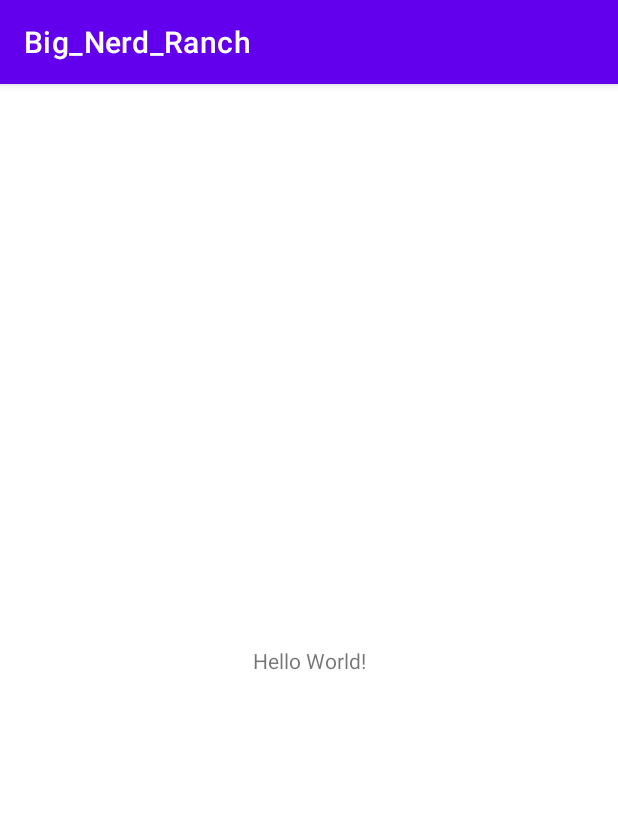
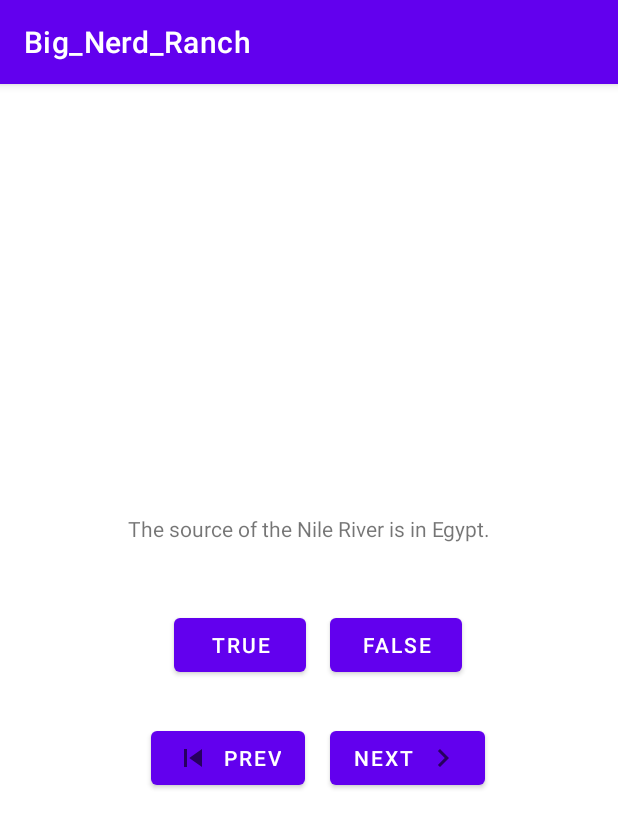
Before and after one commit to artem-inkaz/Big_Nerd_Ranch, an Android app: the screen it shows after launch (MainActivity), on a phone screen of 412 x 824 dp. Shown: the top 828 px of the screen. Run offline under Robolectric (Android 15) with nearby library versions, the phone set to English and light mode, and no system bars.

Commit message:
GeoQuiz #1 Task

```diff
--- a/app/src/main/java/com/example/big_nerd_ranch/MainActivity.kt
+++ b/app/src/main/java/com/example/big_nerd_ranch/MainActivity.kt
@@ -2,10 +2,73 @@ package com.example.big_nerd_ranch
 
 import androidx.appcompat.app.AppCompatActivity
 import android.os.Bundle
+import android.widget.Button
+import android.widget.TextView
+import android.widget.Toast
+import com.example.big_nerd_ranch.model.Question
 
 class MainActivity : AppCompatActivity() {
+
+    private lateinit var trueButton: Button
+    private lateinit var falseButton: Button
+    private lateinit var nextButton: Button
+    private lateinit var prevButton: Button
+    private lateinit var questionTextView: TextView
+
+    private val questionBank = listOf(
+        Question(R.string.question_africa,false),
+        Question(R.string.question_australia,true),
+        Question(R.string.question_oceans,true),
+        Question(R.string.question_meadeast,false)
+    )
+    private var curretIndex = 0
+
     override fun onCreate(savedInstanceState: Bundle?) {
         super.onCreate(savedInstanceState)
         setContentView(R.layout.activity_main)
+
+        trueButton = findViewById(R.id.true_button)
+        falseButton = findViewById(R.id.false_button)
+        nextButton = findViewById(R.id.next_button)
+        prevButton = findViewById(R.id.prev_button)
+        questionTextView = findViewById(R.id.question_text_view)
+
+        trueButton.setOnClickListener {
+//            Toast.makeText(this,R.string.correct_toast,Toast.LENGTH_SHORT).show()
+            checkAnswer(true)
+        }
+        falseButton.setOnClickListener {
+//            Toast.makeText(this,R.string.incorrect_toast,Toast.LENGTH_SHORT).show()
+            checkAnswer(false)
+        }
+
+        nextButton.setOnClickListener {
+            curretIndex = (curretIndex + 1) % questionBank.size
+            updateQuestion()
+        }
+
+        prevButton.setOnClickListener {
+            curretIndex = (curretIndex - 1) % questionBank.size
+            updateQuestion()
+        }
+
+        updateQuestion()
+    }
+
+    private fun updateQuestion() {
+        val questionTextResId = questionBank[curretIndex].textResId
+        questionTextView.setText(questionTextResId)
+    }
+
+    private fun checkAnswer(userAnswer: Boolean){
+        val correctAnswer = questionBank[curretIndex].answer
+
+        val messageResId = if (userAnswer == correctAnswer){
+            R.string.correct_toast
+        }else {
+            R.string.incorrect_toast
+        }
+
+        Toast.makeText(this,messageResId, Toast.LENGTH_SHORT).show()
     }
 }
--- /dev/null
+++ b/app/src/main/java/com/example/big_nerd_ranch/model/Question.kt
@@ -0,0 +1,9 @@
+package com.example.big_nerd_ranch.model
+
+import androidx.annotation.StringRes
+
+data class Question (
+    @StringRes
+    val textResId: Int,
+    val answer: Boolean
+        )
--- /dev/null
+++ b/app/src/main/res/drawable/ic_next.xml
@@ -0,0 +1,10 @@
+<vector xmlns:android="http://schemas.android.com/apk/res/android"
+    android:width="24dp"
+    android:height="24dp"
+    android:viewportWidth="24"
+    android:viewportHeight="24"
+    android:tint="?attr/colorControlNormal">
+  <path
+      android:fillColor="@android:color/white"
+      android:pathData="M10,6L8.59,7.41 13.17,12l-4.58,4.59L10,18l6,-6z"/>
+</vector>
--- /dev/null
+++ b/app/src/main/res/drawable/ic_prev.xml
@@ -0,0 +1,10 @@
+<vector xmlns:android="http://schemas.android.com/apk/res/android"
+    android:width="24dp"
+    android:height="24dp"
+    android:viewportWidth="24"
+    android:viewportHeight="24"
+    android:tint="?attr/colorControlNormal">
+  <path
+      android:fillColor="@android:color/white"
+      android:pathData="M6,6h2v12L6,18zM9.5,12l8.5,6L18,6z"/>
+</vector>
--- a/app/src/main/res/layout/activity_main.xml
+++ b/app/src/main/res/layout/activity_main.xml
@@ -7,12 +7,70 @@
     tools:context=".MainActivity">
 
     <TextView
+        android:id="@+id/question_text_view"
+        android:layout_width="match_parent"
+        android:layout_height="wrap_content"
+        android:gravity="center"
+        android:padding="@dimen/dimen_text_question"
+        app:layout_constraintBottom_toBottomOf="parent"
+        app:layout_constraintEnd_toEndOf="parent"
+        app:layout_constraintHorizontal_bias="0.0"
+        app:layout_constraintStart_toStartOf="parent"
+        app:layout_constraintTop_toTopOf="parent"
+        app:layout_constraintVertical_bias="0.375"
+        tools:text="@string/question_australia" />
+
+    <Button
+        android:id="@+id/true_button"
         android:layout_width="wrap_content"
         android:layout_height="wrap_content"
-        android:text="Hello World!"
+        android:layout_marginStart="116dp"
+        android:layout_marginTop="@dimen/margin_button"
+        android:text="@string/true_button"
+        app:layout_constraintStart_toStartOf="parent"
+        app:layout_constraintTop_toBottomOf="@id/question_text_view" />
+
+    <Button
+        android:id="@+id/false_button"
+        android:layout_width="wrap_content"
+        android:layout_height="wrap_content"
+        android:layout_marginTop="@dimen/margin_button"
+        android:layout_marginEnd="104dp"
+        android:text="@string/false_button"
+        app:layout_constraintEnd_toEndOf="parent"
+        app:layout_constraintTop_toBottomOf="@id/question_text_view" />
+
+    <Button
+        android:id="@+id/next_button"
+        android:layout_width="wrap_content"
+        android:layout_height="wrap_content"
+        android:drawableEnd="@drawable/ic_next"
+        android:text="@string/next_button"
         app:layout_constraintBottom_toBottomOf="parent"
-        app:layout_constraintLeft_toLeftOf="parent"
-        app:layout_constraintRight_toRightOf="parent"
-        app:layout_constraintTop_toTopOf="parent" />
+        app:layout_constraintEnd_toEndOf="parent"
+        app:layout_constraintHorizontal_bias="0.713"
+        app:layout_constraintStart_toStartOf="parent"
+        app:layout_constraintTop_toBottomOf="@id/guideline2"
+        app:layout_constraintVertical_bias="0.083" />
+
+    <Button
+        android:id="@+id/prev_button"
+        android:layout_width="wrap_content"
+        android:layout_height="wrap_content"
+        android:drawableLeft="@drawable/ic_prev"
+        android:text="@string/prev_button"
+        app:layout_constraintBottom_toBottomOf="parent"
+        app:layout_constraintEnd_toEndOf="parent"
+        app:layout_constraintHorizontal_bias="0.325"
+        app:layout_constraintStart_toStartOf="parent"
+        app:layout_constraintTop_toBottomOf="@id/guideline2"
+        app:layout_constraintVertical_bias="0.083" />
+
+    <androidx.constraintlayout.widget.Guideline
+        android:id="@+id/guideline2"
+        android:layout_width="wrap_content"
+        android:layout_height="wrap_content"
+        android:orientation="horizontal"
+        app:layout_constraintGuide_begin="399dp" />
 
 </androidx.constraintlayout.widget.ConstraintLayout>
--- /dev/null
+++ b/app/src/main/res/values/dimens.xml
@@ -0,0 +1,5 @@
+<?xml version="1.0" encoding="utf-8"?>
+<resources>
+    <dimen name="dimen_text_question">24dp</dimen>
+    <dimen name="margin_button">20dp</dimen>
+</resources>
--- a/app/src/main/res/values/strings.xml
+++ b/app/src/main/res/values/strings.xml
@@ -1,3 +1,14 @@
 <resources>
     <string name="app_name">Big_Nerd_Ranch</string>
+    <string name="true_button">TRUE</string>
+    <string name="false_button">FALSE</string>
+    <string name="question_text">Hello World!</string>
+    <string name="correct_toast">Corerct!</string>
+    <string name="incorrect_toast">Incorerct!</string>
+    <string name="next_button">NEXT</string>
+    <string name="prev_button">PREV</string>
+    <string name="question_australia">Canberra is the capital of Australia</string>
+    <string name="question_oceans">The Pacific Ocean is larger than the Atlantic Ocean.</string>
+    <string name="question_meadeast">The Suez Canal connects the Red Sea  and the Indian Ocean.</string>
+    <string name="question_africa">The source of the Nile River is in Egypt.</string>
 </resources>
```
Also changed, not shown: gradle/wrapper/gradle-wrapper.properties, 1 other file.
